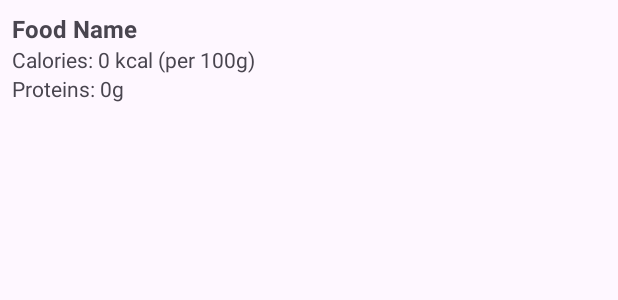
After one commit to andresruiiz/FoodCalendar, an Android app built with Jetpack Compose: the layout item_food_list.xml on its own in the app's theme, with its tools: preview values and no code run, on a phone screen of 412 x 824 dp. The commit adds this screen. Shown: the top 300 px of the screen. Run offline under Robolectric (Android 15) with nearby library versions, the phone set to English and light mode, and no system bars.

Commit message:
More changes on food list
Co-Authored-By: Mel-Nicolo <124881113+Mel-Nicolo@users.noreply.github.com>

```diff
--- a/app/src/main/java/es/uma/foodcalendar/DailySummaryActivity.kt
+++ b/app/src/main/java/es/uma/foodcalendar/DailySummaryActivity.kt
@@ -81,7 +81,7 @@ class DailySummaryActivity : AppCompatActivity() {
 
     private fun updateCalorieSummary(tvConsumed: TextView, tvRemaining: TextView) {
         val meals = repository.getMealsByDate(selectedDate)
-        val totalCalories = meals.sumOf { it.calories }
+        val totalCalories = meals.sumOf { it.calories * it.quantity / 100 } // Calcular calorías correctamente
 
         val calorieGoal = getSharedPreferences("UserData", MODE_PRIVATE)
             .getInt("calorieGoal", 2000) // Por defecto, 2000 kcal
@@ -97,7 +97,7 @@ class DailySummaryActivity : AppCompatActivity() {
             textView.text = getString(R.string.no_meals)
         } else {
             val mealDescriptions = meals.joinToString("\n") { meal ->
-                val actualCalories = meal.calories * meal.quantity / 100 // Calcular calorías reales
+                val actualCalories = meal.calories * meal.quantity / 100 // Calcular calorías correctamente
                 "- ${meal.name}: $actualCalories kcal (${meal.quantity}g)"
             }
             textView.text = mealDescriptions
@@ -105,6 +105,7 @@ class DailySummaryActivity : AppCompatActivity() {
     }
 
 
+
     companion object {
         const val ADD_MEAL_REQUEST_CODE = 1
     }
--- /dev/null
+++ b/app/src/main/res/layout/item_food_list.xml
@@ -0,0 +1,30 @@
+<?xml version="1.0" encoding="utf-8"?>
+<LinearLayout
+    xmlns:android="http://schemas.android.com/apk/res/android"
+    android:layout_width="match_parent"
+    android:layout_height="wrap_content"
+    android:orientation="vertical"
+    android:padding="8dp">
+
+    <TextView
+        android:id="@+id/tvFoodName"
+        android:layout_width="match_parent"
+        android:layout_height="wrap_content"
+        android:text="Food Name"
+        android:textStyle="bold"
+        android:textSize="16sp" />
+
+    <TextView
+        android:id="@+id/tvFoodCalories"
+        android:layout_width="match_parent"
+        android:layout_height="wrap_content"
+        android:text="Calories: 0 kcal (per 100g)"
+        android:textSize="14sp" />
+
+    <TextView
+        android:id="@+id/tvFoodProteins"
+        android:layout_width="match_parent"
+        android:layout_height="wrap_content"
+        android:text="Proteins: 0g"
+        android:textSize="14sp" />
+</LinearLayout>
```
Also changed, not shown: app/src/main/java/es/uma/foodcalendar/FoodListAdapter.kt (+22 -8 lines).
